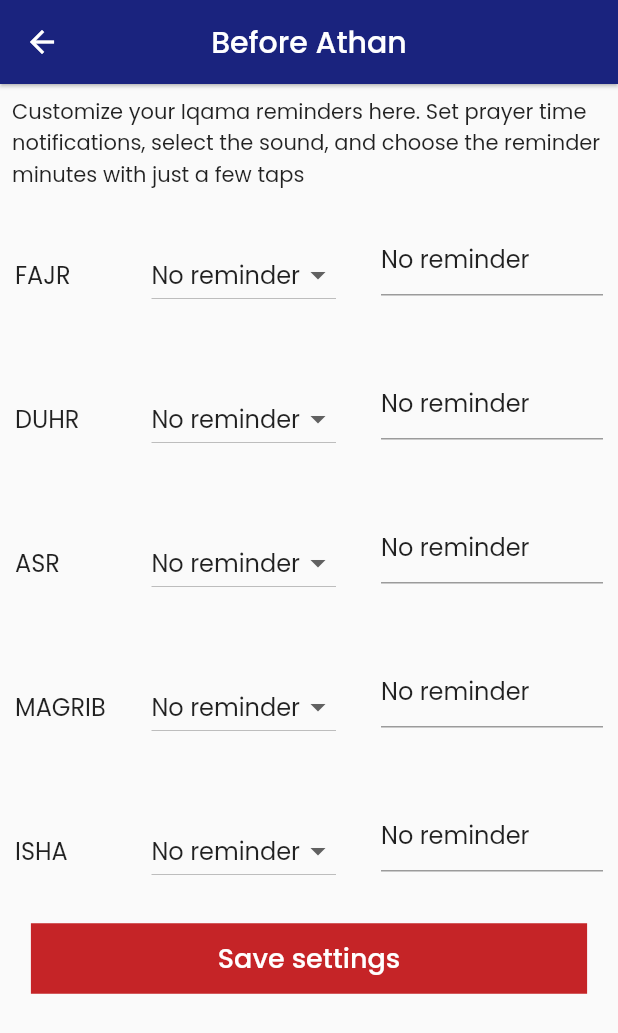
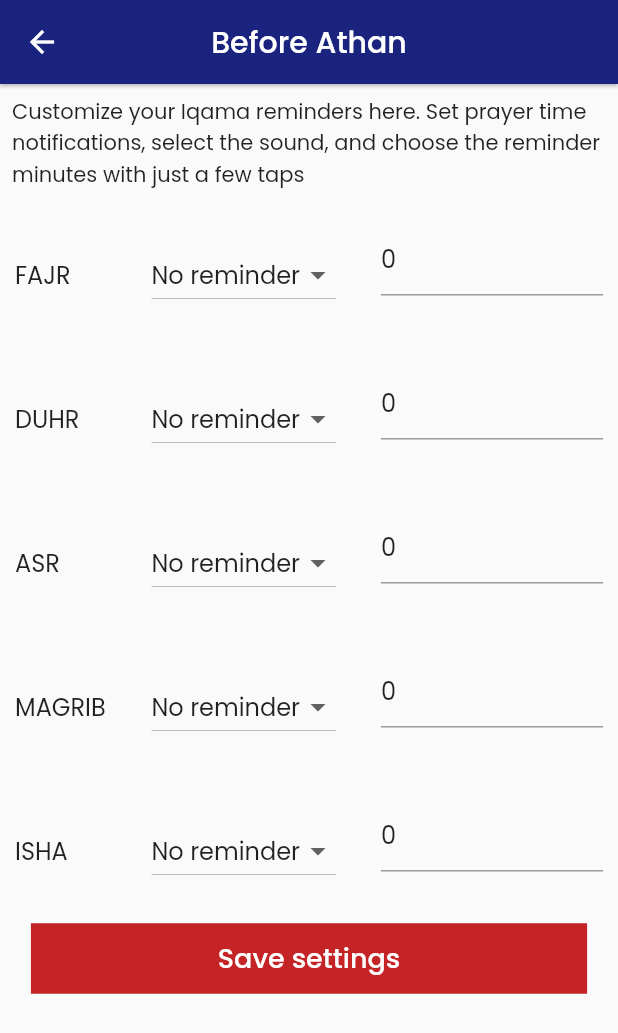
Before and after one commit to afthalad/Palos-Islamic-Center, a Flutter app: the BeforeAthanSettingPageScreen screen opened directly, on a phone screen of 412 x 824 dp. Shown: the top 1033 px of the screen. Run offline on Flutter 3.47's test engine with Material 2 defaults, Android fonts, the phone set to English and light mode, and no system bars; our stand-ins replace dio, firebase_core, firebase_messaging, flutter_image_slideshow, flutter_local_notifications, flutter_svg and 5 more; missing offline and left inert: flip_board, flutter_qiblah; accounts and stored records are empty; network calls fail.

```diff
--- a/lib/screens/events.dart
+++ b/lib/screens/events.dart
@@ -24,7 +24,10 @@ class _EventsScreenState extends State<EventsScreen> {
       setState(() {
         events.addAll(data.map((i) => Event.fromJson(i)).toList());
       });
-    } catch (e) {}
+    } catch (e) {
+      print(e);
+      print(events.length);
+    }
   }
 
   loadNextPage() {
--- a/lib/screens/settings/iqamah_setting.dart
+++ b/lib/screens/settings/iqamah_setting.dart
@@ -59,16 +59,11 @@ class _BeforeAthanSettingPageScreenState
       asrdropdownValue = prefs.getString('asrIqama') ?? 'No reminder';
       magribdropdownValue = prefs.getString('magribIqama') ?? 'No reminder';
       ishadropdownValue = prefs.getString('ishaIqama') ?? 'No reminder';
-      fajrTextController.text =
-          prefs.getString('fajrTextFormField') ?? 'No reminder';
-      duhrTextController.text =
-          prefs.getString('duhrTextFormField') ?? 'No reminder';
-      asrTextController.text =
-          prefs.getString('asrTextFormField') ?? 'No reminder';
-      magribTextController.text =
-          prefs.getString('magribTextFormField') ?? 'No reminder';
-      ishaTextController.text =
-          prefs.getString('ishaTextFormField') ?? 'No reminder';
+      fajrTextController.text = prefs.getString('fajrTextFormField') ?? '0';
+      duhrTextController.text = prefs.getString('duhrTextFormField') ?? '0';
+      asrTextController.text = prefs.getString('asrTextFormField') ?? '0';
+      magribTextController.text = prefs.getString('magribTextFormField') ?? '0';
+      ishaTextController.text = prefs.getString('ishaTextFormField') ?? '0';
     });
   }
 
--- a/pubspec.yaml
+++ b/pubspec.yaml
@@ -37,6 +37,7 @@ dependencies:
   # Use with the CupertinoIcons class for iOS style icons.
   cupertino_icons: ^1.0.2
   flutter_image_slideshow: ^0.1.4
+
   google_fonts: ^4.0.3
   url_launcher: ^6.1.7
   video_player: ^2.4.10
@@ -53,10 +54,8 @@ dependencies:
   firebase_core: ^2.4.1
   firebase_messaging: ^14.2.1
   flutter_notification_channel: ^2.0.0
+  flutter_local_notifications: ^13.0.0
 
-
-  # flutter_notification_channel: ^2.0.0
-  flutter_local_notifications: ^13.0.0
 
 
 
```
Also changed, not shown: lib/screens/contact_us.dart (+51 -51 lines), lib/screens/homescreen.dart (+4 -6 lines), lib/widgets/sing_in_slide_banner.dart (+35 -3 lines), lib/widgets/widgets.dart (+7 -3 lines), 1 other file.
